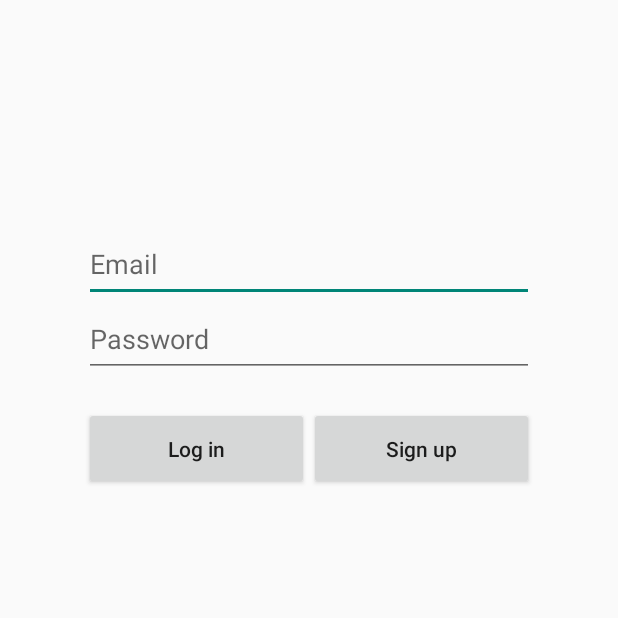
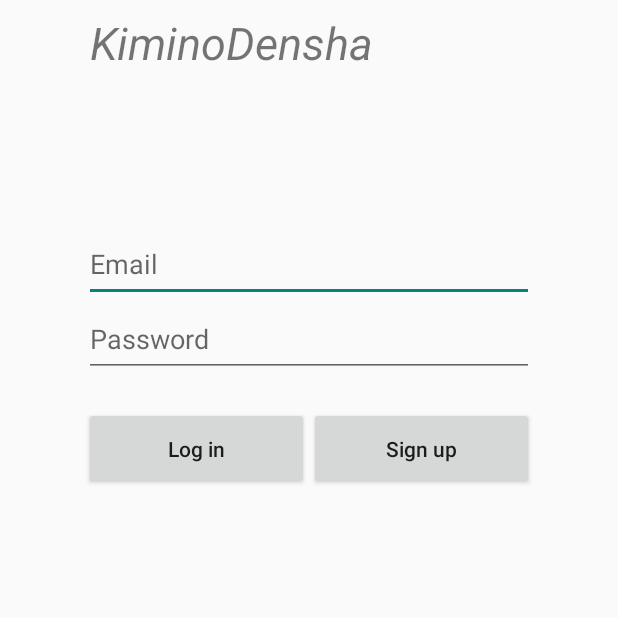
Before and after one commit to girigirisekai/kiminodenshaAndroid, an Android app: the LoginActivity screen opened directly, with no data from a screen before it, on a phone screen of 412 x 824 dp, the top half of it. Run offline under Robolectric (Android 15) with nearby library versions, the phone set to English and light mode, and no system bars; Roboto replaces fonts that are not available here.

Commit message:
로그인 폼

```diff
--- a/app/src/main/res/layout/activity_login.xml
+++ b/app/src/main/res/layout/activity_login.xml
@@ -4,6 +4,18 @@
     android:layout_width="match_parent"
     android:layout_height="match_parent"
     >
+
+
+    <TextView
+        android:layout_width="match_parent"
+        android:layout_height="wrap_content"
+        android:layout_marginTop="@dimen/mtf_cardHeight_final"
+        android:text="KiminoDensha"
+        android:textSize="30dp"
+        android:textStyle="italic"
+        android:layout_marginLeft="60dp"
+        android:layout_marginRight="@dimen/mtf_cardHeight_final"
+        />
 
     <EditText
         android:layout_width="300dp"
```
